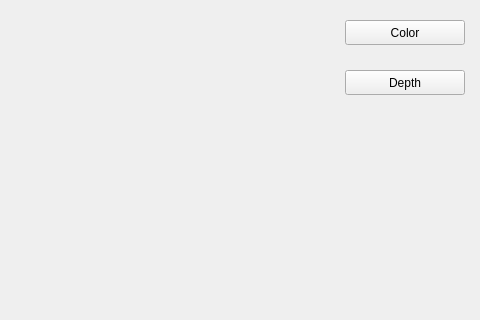
Qt form src/qt6_gui/ui/mainwindow.ui (dnd-qodqks/simmons) before a commit; both pictures show x 320 to 800 and y 0 to 320 of the 800 by 500 pixel window.
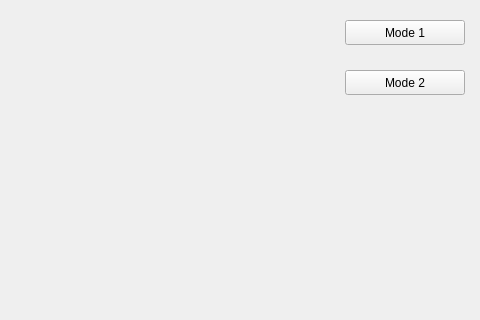
The same form after that commit.

```diff
--- a/src/qt6_gui/ui/mainwindow.ui
+++ b/src/qt6_gui/ui/mainwindow.ui
@@ -30,7 +30,7 @@
      </size>
     </property>
     <property name="text">
-     <string>Color</string>
+     <string>Mode 1</string>
     </property>
    </widget>
    <widget class="QLabel" name="image_label">
@@ -68,7 +68,7 @@
      </size>
     </property>
     <property name="text">
-     <string>Depth</string>
+     <string>Mode 2</string>
     </property>
    </widget>
    <widget class="QLabel" name="fpsLabel">
```
Left out of the diff: 4 changed lines with no effect on the pictures.
